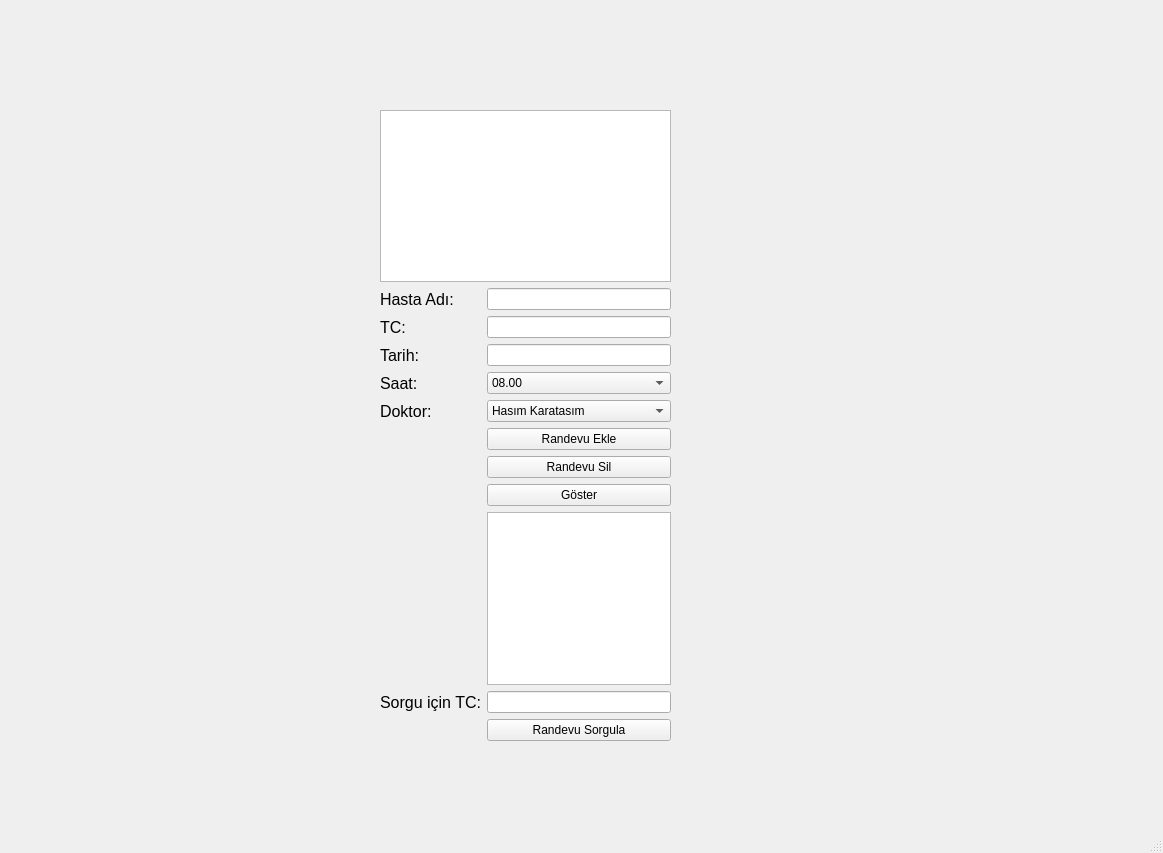
First picture: the form in src/mainwindow.ui, repository vy-randevu-yonetim-sistemi/randevu-yonetim-sistemi, before the edit.
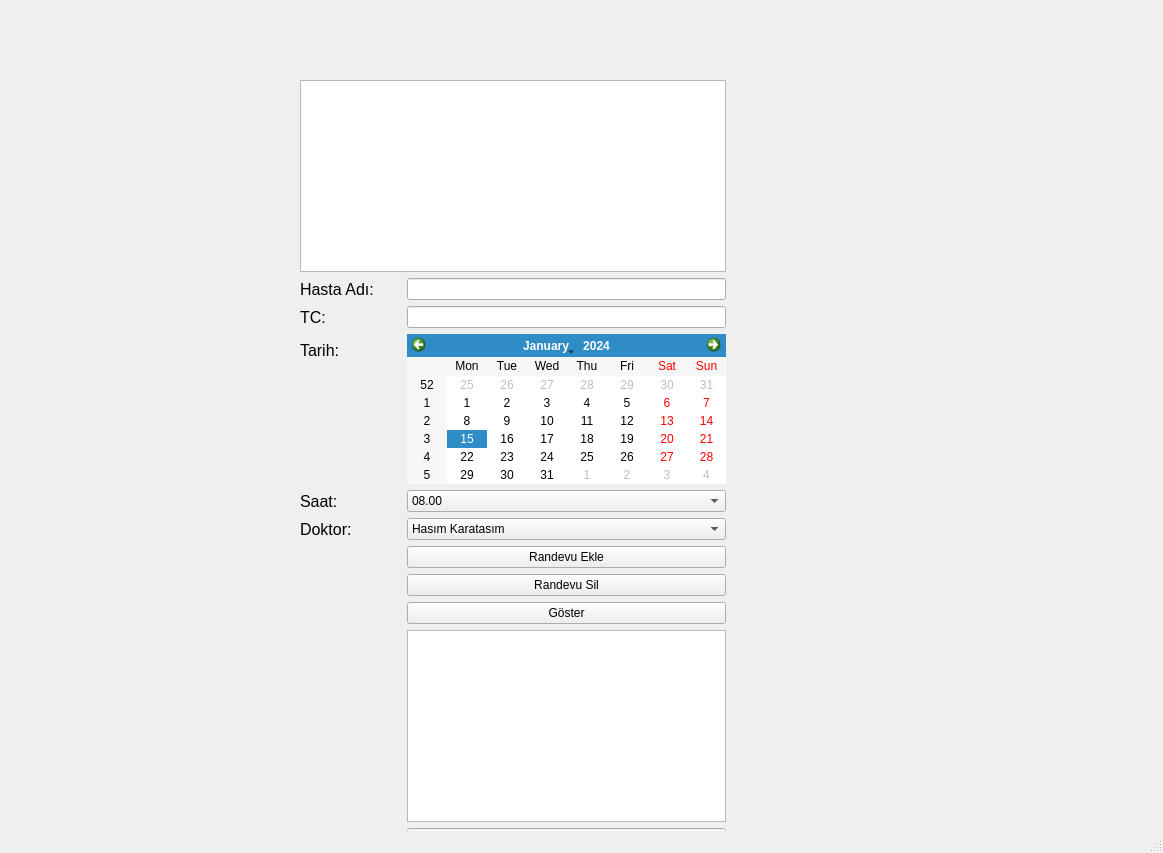
Second picture: the form after the edit.

```diff
--- a/src/mainwindow.ui
+++ b/src/mainwindow.ui
@@ -17,10 +17,10 @@
    <widget class="QWidget" name="layoutWidget">
     <property name="geometry">
      <rect>
-      <x>380</x>
-      <y>110</y>
-      <width>291</width>
-      <height>631</height>
+      <x>300</x>
+      <y>80</y>
+      <width>426</width>
+      <height>798</height>
      </rect>
     </property>
     <layout class="QFormLayout" name="formLayout">
@@ -43,7 +43,11 @@
       <widget class="QLineEdit" name="lineEditAd"/>
      </item>
      <item row="10" column="1">
-      <widget class="QTextEdit" name="textEditListe"/>
+      <widget class="QTextEdit" name="textEditListe">
+       <property name="readOnly">
+        <bool>true</bool>
+       </property>
+      </widget>
      </item>
      <item row="24" column="1">
       <widget class="QLineEdit" name="lineEditSorgu"/>
@@ -70,9 +74,6 @@
        </property>
       </widget>
      </item>
-     <item row="4" column="1">
-      <widget class="QLineEdit" name="lineEditTarih"/>
-     </item>
      <item row="4" column="0">
       <widget class="QLabel" name="labelTarih">
        <property name="font">
@@ -220,6 +221,9 @@
        </property>
       </widget>
      </item>
+     <item row="4" column="1">
+      <widget class="QCalendarWidget" name="calendarWidgetTarih"/>
+     </item>
     </layout>
    </widget>
   </widget>
```
